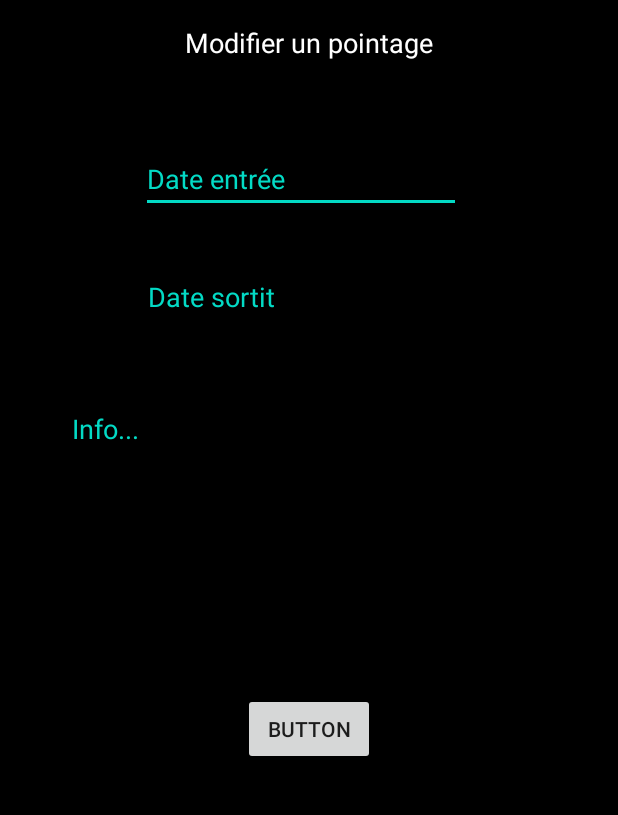
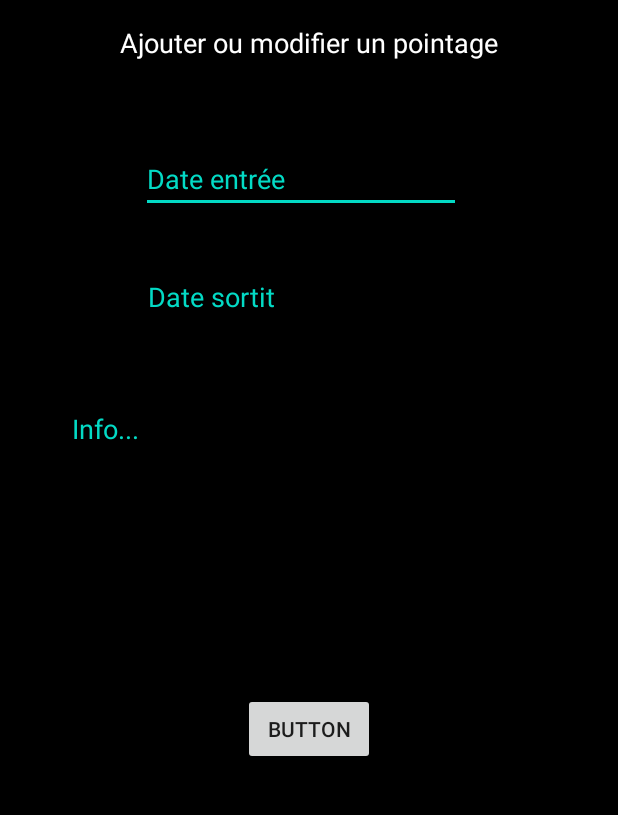
Before and after one commit to bmax152/Pointeuse, an Android app: the CreateOrUpdateActivity screen opened directly, with no data from a screen before it, on a phone screen of 412 x 824 dp, the part 84-899 px from its top. Run offline under Robolectric (Android 15) with nearby library versions, the phone set to English and light mode, and no system bars.

Commit message:
Create un pointage OK + Ajout dans le menu

```diff
--- a/app/src/main/java/mb/solo/pointeuse/BaseActivity.java
+++ b/app/src/main/java/mb/solo/pointeuse/BaseActivity.java
@@ -31,6 +31,9 @@ public class BaseActivity extends AppCompatActivity {
             case R.id.mi_histo:
                 callActivity(HistoActivity.class);
                 return true;
+            case R.id.mi_ajout:
+                callActivity(CreateOrUpdateActivity.class);
+                return true;
             default: //rien du tout
         }
         return super.onOptionsItemSelected(item);
--- a/app/src/main/res/menu/menu_main.xml
+++ b/app/src/main/res/menu/menu_main.xml
@@ -4,4 +4,7 @@
     <item
         android:id="@+id/mi_histo"
         android:title="@string/mi_histo_txt" />
+    <item
+        android:id="@+id/mi_ajout"
+        android:title="@string/mi_ajout_txt" />
 </menu>
--- a/app/src/main/res/values/strings.xml
+++ b/app/src/main/res/values/strings.xml
@@ -11,5 +11,6 @@
     <string name="edt_date2_hint_txt">Selectionner la date</string>
     <string name="tv_title_d1">Date de départ:</string>
     <string name="tv_title_d2">Date de fin:</string>
-    <string name="tv_title_update_point">Modifier un pointage</string>
+    <string name="tv_title_update_point">Ajouter ou modifier un pointage</string>
+    <string name="mi_ajout_txt">Ajouter un pointage</string>
 </resources>
```
Also changed, not shown: app/src/main/java/mb/solo/pointeuse/CreateOrUpdateActivity.java (+9 -0 lines).
